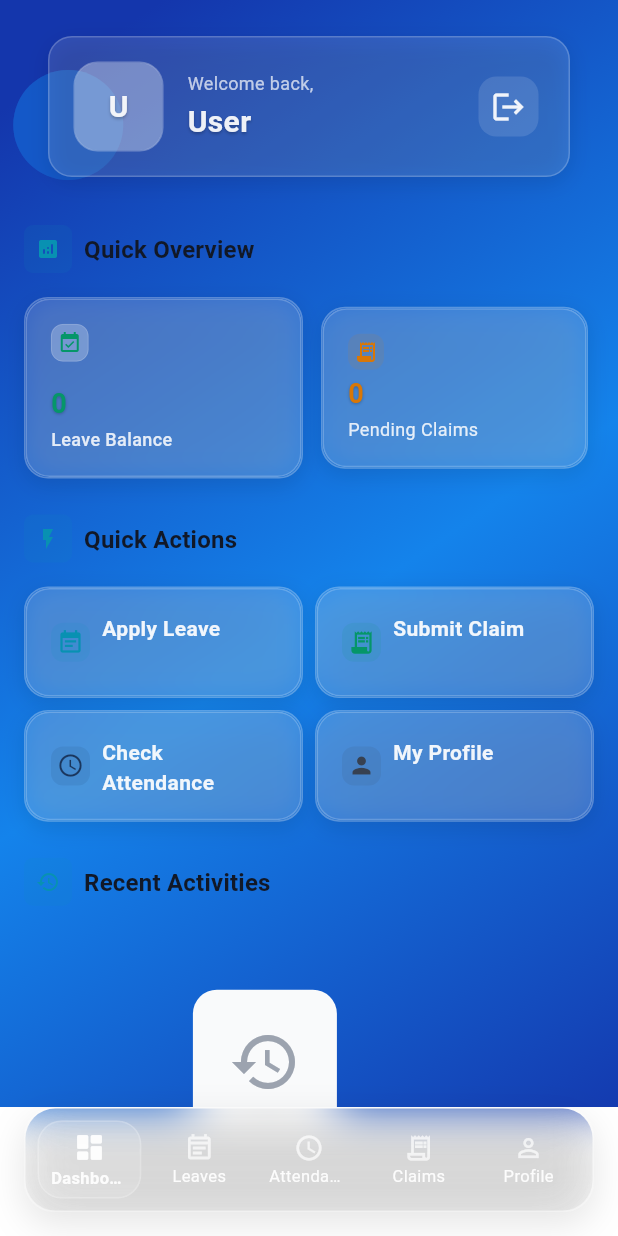
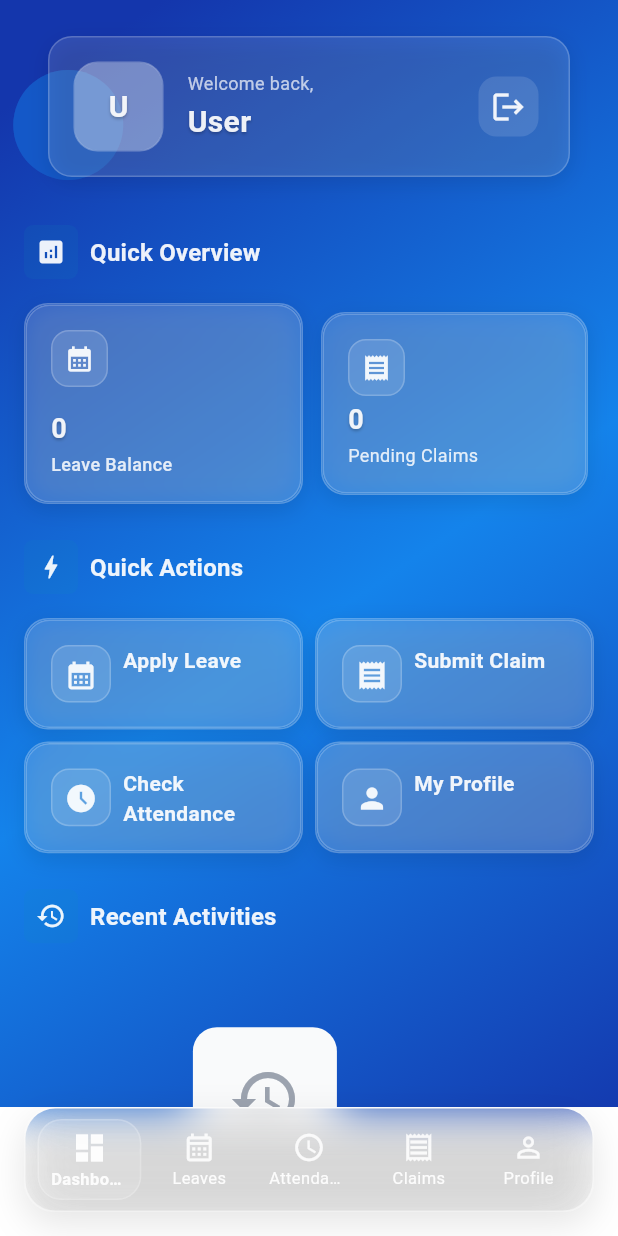
Before and after one commit to Altrix-One/stock-take-mobile, a Flutter app: the ModernHRDashboard screen opened directly, on a phone screen of 412 x 824 dp. Run offline on Flutter 3.47's test engine with Material 3 defaults, Android fonts, the phone set to English and light mode, and no system bars; our stand-ins replace file_picker, google_fonts, hive, hive_flutter, image_picker, shared_preferences and 1 more; missing offline and left inert: flutter_web_auth_2, iconify_flutter, mobile_scanner, sunmi_scanner; accounts and stored records are empty; Roboto replaces fonts that are missing (SF Pro Display).

Commit message:
Refactor Modern HR Dashboard and UI components for consistency and improved theming

```diff
--- a/lib/screens/modern_hr_dashboard.dart
+++ b/lib/screens/modern_hr_dashboard.dart
@@ -287,14 +287,13 @@ class _ModernHRDashboardState extends State<ModernHRDashboard>
 
   Widget _buildBottomNavigation() {
     final navItems = [
-      _NavItem(Icons.dashboard_rounded, Icons.dashboard_outlined, 'Dashboard'),
-      _NavItem(Icons.event_note_rounded, Icons.event_note_outlined, 'Leaves'),
+      _NavItem(Icons.dashboard, Icons.dashboard_outlined, 'Dashboard'),
+      _NavItem(Icons.calendar_month, Icons.calendar_month_outlined, 'Leaves'),
       _NavItem(Icons.access_time_filled, Icons.access_time, 'Attendance'),
-      _NavItem(
-          Icons.receipt_long_rounded, Icons.receipt_long_outlined, 'Claims'),
+      _NavItem(Icons.receipt, Icons.receipt_outlined, 'Claims'),
       if (_canApprove)
         _NavItem(Icons.verified, Icons.verified_outlined, 'Approvals'),
-      _NavItem(Icons.person_rounded, Icons.person_outline, 'Profile'),
+      _NavItem(Icons.person, Icons.person_outline, 'Profile'),
     ];
 
     return Container(
@@ -370,8 +369,8 @@ class _ModernHRDashboardState extends State<ModernHRDashboard>
                                     : item.inactiveIcon,
                                 color: isSelected
                                     ? AppThemeUnified.textPrimary
-                                    : AppThemeUnified.textTertiary,
-                                size: isSelected ? 22 : 20,
+                                    : AppThemeUnified.textSecondary,
+                                size: isSelected ? 24 : 22,
                               ),
                               if (showBadge)
                                 Positioned(
@@ -562,7 +561,7 @@ class _ModernHRDashboardState extends State<ModernHRDashboard>
       children: [
         ModernSectionHeader(
           title: 'Quick Overview',
-          icon: Icons.analytics_rounded,
+          icon: Icons.analytics,
         ),
         Row(
           children: [
@@ -574,7 +573,7 @@ class _ModernHRDashboardState extends State<ModernHRDashboard>
               child: ModernStatsCard(
                 label: 'Pending Claims',
                 value: _getPendingClaimsCount(),
-                icon: Icons.receipt_long,
+                icon: Icons.receipt,
                 color: ModernDesignSystem.warning,
                 isCompact: true,
               ),
@@ -603,7 +602,7 @@ class _ModernHRDashboardState extends State<ModernHRDashboard>
       children: [
         ModernSectionHeader(
           title: 'Quick Actions',
-          icon: Icons.flash_on,
+          icon: Icons.bolt,
         ),
         GridView.count(
           shrinkWrap: true,
@@ -615,19 +614,19 @@ class _ModernHRDashboardState extends State<ModernHRDashboard>
           children: [
             _buildActionButton(
               'Apply Leave',
-              Icons.event_note,
+              Icons.calendar_month,
               ModernDesignSystem.primaryTeal,
               () => _navigateToPage(1),
             ),
             _buildActionButton(
               'Submit Claim',
-              Icons.receipt_long,
+              Icons.receipt,
               ModernDesignSystem.success,
               () => _navigateToPage(3),
             ),
             _buildActionButton(
               'Check Attendance',
-              Icons.access_time,
+              Icons.access_time_filled,
               ModernDesignSystem.primaryNavy,
               () => _navigateToPage(2),
             ),
@@ -665,12 +664,11 @@ class _ModernHRDashboardState extends State<ModernHRDashboard>
         ),
         if (_recentLeaves.isNotEmpty) ...[
           _buildActivitySection(
-              'Recent Leave Applications', _recentLeaves, Icons.event_note),
+              'Recent Leave Applications', _recentLeaves, Icons.calendar_month),
           ModernDesignSystem.verticalSpaceSM,
         ],
         if (_recentClaims.isNotEmpty) ...[
-          _buildActivitySection(
-              'Recent Claims', _recentClaims, Icons.receipt_long),
+          _buildActivitySection('Recent Claims', _recentClaims, Icons.receipt),
           ModernDesignSystem.verticalSpaceSM,
         ],
         if (_canApprove && _teamApprovals.isNotEmpty) ...[
@@ -888,14 +886,14 @@ class _ModernHRDashboardState extends State<ModernHRDashboard>
                           AnimatedContainer(
                             duration: const Duration(milliseconds: 300),
                             padding:
-                                const EdgeInsets.all(AppThemeUnified.spaceXS),
+                                const EdgeInsets.all(AppThemeUnified.spaceSM),
                             decoration: BoxDecoration(
-                              color: AppThemeUnified.glassMedium,
+                              color: AppThemeUnified.glassLight,
                               borderRadius: BorderRadius.circular(
-                                  AppThemeUnified.radiusXS),
+                                  AppThemeUnified.radiusSM),
                               border: Border.all(
                                 color: AppThemeUnified.glassBorder,
-                                width: 0.5,
+                                width: 1,
                               ),
                             ),
                             child: Stack(
@@ -903,10 +901,10 @@ class _ModernHRDashboardState extends State<ModernHRDashboard>
                                 AnimatedSwitcher(
                                   duration: const Duration(milliseconds: 300),
                                   child: Icon(
-                                    Icons.event_available,
+                                    Icons.calendar_month,
                                     key: ValueKey(currentColor.value),
-                                    color: currentColor,
-                                    size: 16,
+                                    color: AppThemeUnified.textPrimary,
+                                    size: 20,
                                   ),
                                 ),
                                 // Stack indicator with dynamic color
@@ -973,7 +971,8 @@ class _ModernHRDashboardState extends State<ModernHRDashboard>
                               '${currentData['balance']}-${currentColor.value}'),
                           style: AppThemeUnified.headlineSmall.copyWith(
                             fontWeight: FontWeight.w700,
-                            color: currentColor,
+                            color: AppThemeUnified.textPrimary,
+                            shadows: AppThemeUnified.textShadow,
                           ),
                           maxLines: 1,
                           overflow: TextOverflow.ellipsis,
--- a/lib/widgets/modern_ui_components.dart
+++ b/lib/widgets/modern_ui_components.dart
@@ -451,8 +451,8 @@ class ModernSectionHeader extends StatelessWidget {
               ),
               child: Icon(
                 icon!,
-                color: ModernDesignSystem.primaryTeal,
-                size: 16,
+                color: AppThemeUnified.textPrimary,
+                size: 20,
               ),
             ),
             ModernDesignSystem.horizontalSpaceXS,
@@ -464,7 +464,7 @@ class ModernSectionHeader extends StatelessWidget {
                 Text(
                   title,
                   style: ModernDesignSystem.headlineSmall.copyWith(
-                    color: ModernDesignSystem.getTextPrimary(brightness),
+                    color: AppThemeUnified.textPrimary,
                     fontWeight: FontWeight.w600,
                   ),
                 ),
@@ -473,7 +473,7 @@ class ModernSectionHeader extends StatelessWidget {
                   Text(
                     subtitle!,
                     style: ModernDesignSystem.bodySmall.copyWith(
-                      color: ModernDesignSystem.getTextSecondary(brightness),
+                      color: AppThemeUnified.textSecondary,
                     ),
                   ),
                 ],
@@ -604,16 +604,20 @@ class ModernStatsCard extends StatelessWidget {
                         if (icon != null) ...[
                           Container(
                             padding:
-                                const EdgeInsets.all(AppThemeUnified.spaceXS),
+                                const EdgeInsets.all(AppThemeUnified.spaceSM),
                             decoration: BoxDecoration(
-                              color: cardColor.withOpacity(0.1),
+                              color: AppThemeUnified.glassLight,
                               borderRadius: BorderRadius.circular(
-                                  AppThemeUnified.radiusXS),
+                                  AppThemeUnified.radiusSM),
+                              border: Border.all(
+                                color: AppThemeUnified.glassBorder,
+                                width: 1,
+                              ),
                             ),
                             child: Icon(
                               icon,
-                              color: cardColor,
-                              size: isCompact ? 16 : 20,
+                              color: AppThemeUnified.textPrimary,
+                              size: isCompact ? 20 : 24,
                             ),
                           ),
                           SizedBox(
@@ -627,8 +631,9 @@ class ModernStatsCard extends StatelessWidget {
                                   ? AppThemeUnified.headlineSmall
                                   : AppThemeUnified.headlineLarge)
                               .copyWith(
-                            color: cardColor,
+                            color: AppThemeUnified.textPrimary,
                             fontWeight: FontWeight.w700,
+                            shadows: AppThemeUnified.textShadow,
                           ),
                         ),
                         const SizedBox(height: AppThemeUnified.spaceXS),
@@ -718,16 +723,20 @@ class ModernActionCard extends StatelessWidget {
                         if (icon != null) ...[
                           Container(
                             padding:
-                                const EdgeInsets.all(AppThemeUnified.spaceXS),
+                                const EdgeInsets.all(AppThemeUnified.spaceSM),
                             decoration: BoxDecoration(
-                              color: cardColor.withOpacity(0.1),
+                              color: AppThemeUnified.glassLight,
                               borderRadius: BorderRadius.circular(
-                                  AppThemeUnified.radiusXS),
+                                  AppThemeUnified.radiusSM),
+                              border: Border.all(
+                                color: AppThemeUnified.glassBorder,
+                                width: 1,
+                              ),
                             ),
                             child: Icon(
                               icon,
-                              color: cardColor,
-                              size: 18,
+                              color: AppThemeUnified.textPrimary,
+                              size: 22,
                             ),
                           ),
                           const SizedBox(width: AppThemeUnified.spaceSM),
```
